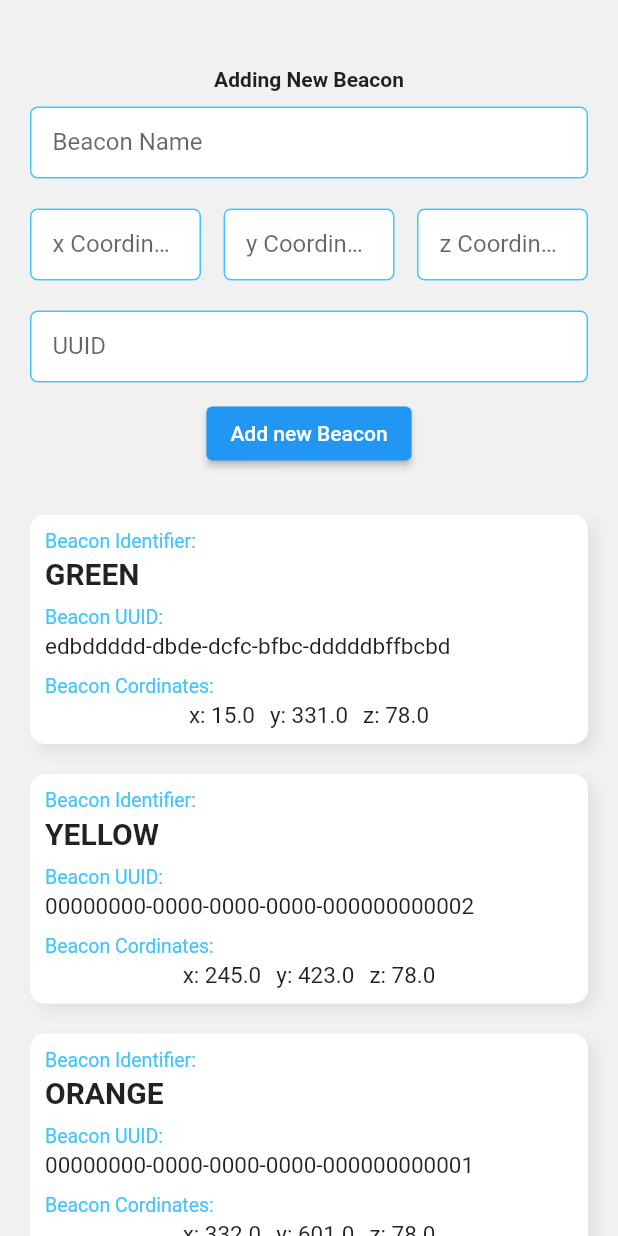
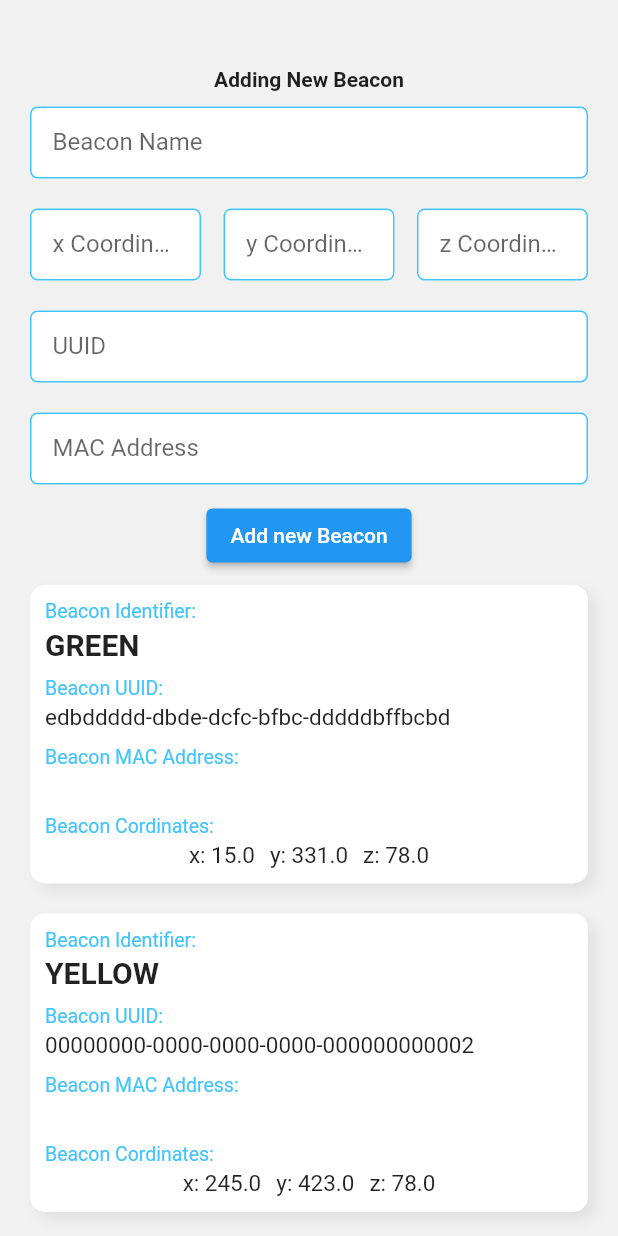
Before and after one commit to inventor97/location_via_BLE_app, a Flutter app: the screen it shows after launch, after a tap on "Start Scanning", after a tap on "Stop Scanning", after a tap on the "layers" icon, on a phone screen of 412 x 824 dp. Run offline on Flutter 3.47's test engine with Material 2 defaults, Android fonts, the phone set to English and light mode, and no system bars; our stand-ins replace flutter_compass, get, get_storage, logger, mask_text_input_formatter, permission_handler; missing offline and left inert: equations, flutter_beacon.

Commit message:
optimization code

```diff
--- a/lib/helpers/CustomMethod.dart
+++ b/lib/helpers/CustomMethod.dart
@@ -3,15 +3,18 @@ import 'dart:math';
 import 'package:equations/equations.dart';
 import 'package:flutter/services.dart';
 import 'package:flutter_beacon/flutter_beacon.dart';
+import 'package:get/get.dart';
 import 'package:location_via_ble_app/models/BeaconLocationModel.dart';
+import 'package:location_via_ble_app/services/StorageService.dart';
 import 'package:logger/logger.dart';
 import 'package:vector_math/vector_math_64.dart';
 
 import 'GeneralHelper.dart';
 
 class CustomMethod {
-  final double pxMetersCoeffisent = 0.4706;
+  final double pxMetersCoefficient = 0.4706;
   static const platform = MethodChannel('BEACONS');
+  static final storage = Get.find<StorageService>();
 
   static Future<Vector3> calculateLocation(List<Beacon> beacons, Beacon beacon) async {
     List<BeaconLocationModel> beaconLocations = GeneralHelper.getBeaconCoordinates(beacons);
@@ -30,15 +33,15 @@ class CustomMethod {
   static Vector3 calculateLeastNearing(Vector3 location, Beacon beacon) {
     double solution = 0.0;
     BeaconLocationModel nearestBeacon = BeaconLocationModel(
-        xCoordinate: BeaconLocationModel.beaconsCoordinates[beacon.macAddress]!.xCoordinate,
-        yCoordinate: BeaconLocationModel.beaconsCoordinates[beacon.macAddress]!.yCoordinate,
+        xCoordinate: storage.beacons.firstWhere((element) => element.macAddress == beacon.macAddress).xCoordinate,
+        yCoordinate: storage.beacons.firstWhere((element) => element.macAddress == beacon.macAddress).yCoordinate,
         zCoordinate: 0,
         distance: beacon.accuracy);
     double alpha = atan(((location.y - nearestBeacon.yCoordinate).abs()) / (location.x - nearestBeacon.xCoordinate).abs());
 
     // if (nearestBeacon.distance! >= 1) {
     final equation =
-    Quadratic.realEquation(a: (location.y - nearestBeacon.yCoordinate), b: (-1) * sin(alpha), c: (-1) * nearestBeacon.distance! * sin(alpha));
+        Quadratic.realEquation(a: (location.y - nearestBeacon.yCoordinate), b: (-1) * sin(alpha), c: (-1) * nearestBeacon.distance! * sin(alpha));
 
     for (final root in equation.solutions()) {
       if (root.real > 0) {
--- a/lib/models/BeaconLocationModel.dart
+++ b/lib/models/BeaconLocationModel.dart
@@ -11,10 +11,12 @@ class BeaconLocationModel {
     this.uuid,
     this.name,
     this.color,
+    this.macAddress,
   });
 
   final String? name;
   final String? uuid;
+  final String? macAddress;
   final double xCoordinate;
   final double yCoordinate;
   final double zCoordinate;
@@ -35,25 +37,24 @@ class BeaconLocationModel {
         yCoordinate: json["latitude"],
         zCoordinate: json["altitude"],
         distance: json["distance"],
+        macAddress: json['mac_address'],
       );
 
-
   Map<String, dynamic> toStorageJson() => {
-    "name" : name,
-    "uuid" : uuid,
+        "name": name,
+        "uuid": uuid,
         "longitude": xCoordinate,
         "latitude": yCoordinate,
         "altitude": zCoordinate,
-    "distance" : distance,
+        "distance": distance,
+        "mac_address": macAddress,
       };
-
 
   Map<String, dynamic> toJson() => {
         "longitude": xCoordinate,
         "latitude": yCoordinate,
         "altitude": zCoordinate,
       };
-
 
   static List<double> toDoubleArray(BeaconLocationModel beacon) {
     return [beacon.xCoordinate, beacon.yCoordinate, beacon.distance!];
@@ -88,78 +89,5 @@ class BeaconLocationModel {
     yCoordinate: 346,
     zCoordinate: 78,
   ),
-    // "D6:3A:3D:19:BE:DD": BeaconLocationModel(
-    //   name: "NEW_1",
-    //   uuid: "00000000-0000-0000-0000-000000000000",
-    //   xCoordinate: 5,
-    //   yCoordinate: 723,
-    //   zCoordinate: 78,
-    // ),
-    // "CF:E1:37:E3:F9:BF": BeaconLocationModel(
-    //   name: "NEW_2",
-    //   uuid: "01020304-0506-0708-090A-0B0C0D0EOF11",
-    //   xCoordinate: 421,
-    //   yCoordinate: 738,
-    //   zCoordinate: 78,
-    // ),
-    // "ED:90:C1:6E:7F:22": BeaconLocationModel(
-    //   name: "NEW_3",
-    //   uuid: "01020304-0506-0708-090A-0B0C0D0EOF09",
-    //   xCoordinate: 421,
-    //   yCoordinate: 434,
-    //   zCoordinate: 78,
-    // ),
 };
-
-  static List<BeaconLocationModel> testList = [
-    BeaconLocationModel(xCoordinate: 1, yCoordinate: 2, zCoordinate: 2, distance: pow(11, 1 / 2).toDouble()),
-    BeaconLocationModel(xCoordinate: 3, yCoordinate: 4, zCoordinate: 2, distance: pow(11, 1 / 2).toDouble()),
-    BeaconLocationModel(xCoordinate: 4, yCoordinate: 1, zCoordinate: 1, distance: pow(24, 1 / 2).toDouble()),
-    BeaconLocationModel(xCoordinate: 1, yCoordinate: 4, zCoordinate: 3, distance: pow(6, 1 / 2).toDouble()),
-    BeaconLocationModel(
-      xCoordinate: 2,
-      yCoordinate: 2,
-      zCoordinate: 4,
-      distance: pow(2, 1 / 2).toDouble(),
-    ),
-  ];
-
-  static List<BeaconLocationModel> test2 = [
-    BeaconLocationModel(
-      xCoordinate: 4,
-      yCoordinate: 4,
-      zCoordinate: 1,
-      distance: 3,
-    ),
-    BeaconLocationModel(
-      xCoordinate: 6,
-      yCoordinate: 11,
-      zCoordinate: 1,
-      distance: 5,
-    ),
-    BeaconLocationModel(
-      xCoordinate: 10,
-      yCoordinate: 14,
-      zCoordinate: 1,
-      distance: 7,
-    ),
-    BeaconLocationModel(
-      xCoordinate: 13,
-      yCoordinate: 9,
-      zCoordinate: 1,
-      distance: 6,
-    ),
-    BeaconLocationModel(
-      xCoordinate: 14,
-      yCoordinate: 5,
-      zCoordinate: 1,
-      distance: 6,
-    ),
-    BeaconLocationModel(
-      xCoordinate: 10,
-      yCoordinate: 2,
-      zCoordinate: 1,
-      distance: 3,
-    ),
-  ];
 }
--- a/lib/pages/beacon/controllers/controller.dart
+++ b/lib/pages/beacon/controllers/controller.dart
@@ -14,21 +14,24 @@ class BeaconController extends BaseController {
   final TextEditingController yCoordinate = TextEditingController();
   final TextEditingController zCoordinate = TextEditingController();
   final TextEditingController uuid = TextEditingController();
+  final TextEditingController mac = TextEditingController();
   var uuidMask = MaskTextInputFormatter(mask: '########-####-####-####-############', filter: {"#": RegExp(r'[0-9a-fA-F]')});
+  var macAddressMask = MaskTextInputFormatter(mask: '##:##:##:##:##:##', filter: {"#": RegExp(r'[0-9a-fA-F]')});
 
   final formKey = GlobalKey<FormState>();
 
   void addBeacon() {
-    if(formKey.currentState!.validate()) {
-      if(storage.beacons.every((p0) => p0.uuid != uuid.text)) {
+    if (formKey.currentState!.validate()) {
+      if (storage.beacons.every((p0) => p0.uuid != uuid.text)) {
         try {
           storage.beacons.add(BeaconLocationModel(
-            name: beaconName.text,
-            xCoordinate: double.parse(xCoordinate.text),
-            yCoordinate: double.parse(yCoordinate.text),
-            zCoordinate: double.parse(zCoordinate.text),
-            uuid: uuid.text,
-          ));
+              name: beaconName.text,
+              xCoordinate: double.parse(xCoordinate.text),
+              yCoordinate: double.parse(yCoordinate.text),
+              zCoordinate: double.parse(zCoordinate.text),
+              uuid: uuid.text,
+              macAddress: mac.text,
+          ),);
         } catch (e) {
           Get.snackbar("Error", e.toString());
         } finally {
@@ -37,6 +40,7 @@ class BeaconController extends BaseController {
           yCoordinate.text = "";
           zCoordinate.text = "";
           uuid.text = "";
+          mac.text = "";
           storage.saveBeacons();
         }
       } else {
@@ -52,6 +56,7 @@ class BeaconController extends BaseController {
     yCoordinate.text = beacon.yCoordinate.toString();
     zCoordinate.text = beacon.zCoordinate.toString();
     uuid.text = beacon.uuid ?? "";
+    mac.text = beacon.macAddress ?? "";
   }
 
   String? validate(String? value) {
@@ -71,4 +76,14 @@ class BeaconController extends BaseController {
       return 'invalid uuid';
     }
   }
+
+  String? validateMAC(String? value) {
+    if (value == null || value.isEmpty) {
+      return 'required field';
+    } else if (RegExp(r'^([0-9A-Fa-f]{2}[:-]){5}([0-9A-Fa-f]{2})$').hasMatch(value)) {
+      return null;
+    } else {
+      return 'invalid mac';
+    }
+  }
 }
--- a/lib/pages/beacon/views/_beaconListTile.dart
+++ b/lib/pages/beacon/views/_beaconListTile.dart
@@ -66,6 +66,10 @@ class BeaconListTile extends StatelessWidget {
             const SizedBox(height: 3),
             Text(beacon.uuid ?? "", style: const TextStyle(fontSize: 15)),
             const SizedBox(height: 10),
+            const Text("Beacon MAC Address:", style: TextStyle(fontSize: 13, color: Colors.lightBlueAccent)),
+            const SizedBox(height: 3),
+            Text(beacon.macAddress ?? "", style: const TextStyle(fontSize: 15)),
+            const SizedBox(height: 10),
             const Text("Beacon Cordinates:", style: TextStyle(fontSize: 13, color: Colors.lightBlueAccent)),
             const SizedBox(height: 3),
             Row(
--- a/lib/pages/beacon/views/_editBeacon.dart
+++ b/lib/pages/beacon/views/_editBeacon.dart
@@ -60,6 +60,13 @@ class EditBeacon extends StatelessWidget with PreferredSizeWidget {
               inputFormatters: [controller.uuidMask],
               textCapitalization: TextCapitalization.characters,
             ),
+            CustomInput(
+              labelText: "MAC Address",
+              validator: controller.validateMAC,
+              controller: controller.mac,
+              inputFormatters: [controller.macAddressMask],
+              textCapitalization: TextCapitalization.characters,
+            ),
             ElevatedButton(
               onPressed: controller.addBeacon,
               child: const Text("Add new Beacon"),
@@ -71,5 +78,5 @@ class EditBeacon extends StatelessWidget with PreferredSizeWidget {
   }
 
   @override
-  Size get preferredSize => const Size.fromHeight(358);
+  Size get preferredSize => const Size.fromHeight(380);
 }
--- a/lib/pages/home/views/view.dart
+++ b/lib/pages/home/views/view.dart
@@ -30,19 +30,19 @@ class HomePage extends GetView<HomeController> {
               ),
             ),
             AnimatedRotatableContainer(
-              // angle: 180 - (controller.direction.value - controller.angleByNorth),
-              angle: 0,
+              angle: 180 - (controller.direction.value - controller.angleByNorth),
+              // angle: 0,
               child: SizedBox(
                 width: MediaQuery.of(context).size.width,
                 height: MediaQuery.of(context).size.height,
                 child: Stack(
                   children: [
-                    Positioned(
-                      // duration: const Duration(milliseconds: 500),
-                      bottom: 0,
-                      left: 0,
-                      // bottom: controller.yCoordinate > 0 ? (MediaQuery.of(context).size.height * 0.48) - controller.yCoordinate.value : 0,
-                      // left: controller.xCoordinate > 0 ? (MediaQuery.of(context).size.width * 0.48) - controller.xCoordinate.value : 0,
+                    AnimatedPositioned(
+                      duration: const Duration(milliseconds: 500),
+                      // bottom: 0,
+                      // left: 0,
+                      bottom: controller.yCoordinate > 0 ? (MediaQuery.of(context).size.height * 0.48) - controller.yCoordinate.value : 0,
+                      left: controller.xCoordinate > 0 ? (MediaQuery.of(context).size.width * 0.48) - controller.xCoordinate.value : 0,
                       child: SizedBox(
                         width: MediaQuery.of(context).size.width,
                         height: MediaQuery.of(context).size.height,
@@ -51,8 +51,8 @@ class HomePage extends GetView<HomeController> {
                             ...controller.storage.beacons
                                 .map(
                                   (e) => Positioned(
-                                    bottom: controller.startYCoordinate + (e.yCoordinate * controller.pxMetersCoeffisent),
-                                    left: controller.startXCoordinate + (e.xCoordinate * controller.pxMetersCoeffisent),
+                                    bottom: controller.startYCoordinate + (e.yCoordinate * controller.pxMetersCoefficient),
+                                    left: controller.startXCoordinate + (e.xCoordinate * controller.pxMetersCoefficient),
                                     child: BeaconItem(
                                       color: e.color ?? Colors.lightBlueAccent,
                                       distance: e.distance ?? 0.0,
@@ -68,12 +68,12 @@ class HomePage extends GetView<HomeController> {
                 ),
               ),
             ),
-            AnimatedPositioned(
-              duration: const Duration(milliseconds: 500),
-              // bottom: MediaQuery.of(context).size.height * 0.48,
-              // left: MediaQuery.of(context).size.width * 0.48,
-              bottom: controller.yCoordinate.value ,
-              left:  controller.xCoordinate.value,
+            Positioned(
+              // duration: const Duration(milliseconds: 500),
+              bottom: MediaQuery.of(context).size.height * 0.48,
+              left: MediaQuery.of(context).size.width * 0.48,
+              // bottom: controller.yCoordinate.value,
+              // left:  controller.xCoordinate.value,
               child: const BeaconItem(
                 color: Colors.black,
                 radius: 28,
@@ -140,10 +140,6 @@ class HomePage extends GetView<HomeController> {
               child: ElevatedButton(
                 onPressed: () {
                   controller.isScanning.value ? controller.pauseScanBeacon() : controller.initScanBeacon();
-                  // controller.initSensors();
-                  // controller.initBlueScanning();
-                  // Logger().w("${MediaQuery.of(context).size.height * 0.48} ${MediaQuery.of(context).size.width * 0.48}");
-                  // CustomMethod.calculateLeastNearing(math.Vector3(9, 1, 0), BeaconLocationModel(xCoordinate: 4, yCoordinate: 5, zCoordinate: 0, distance: 3));
                 },
                 child: controller.isScanning.value ? const Text("Stop Scanning") : const Text("Start Scanning"),
               ),
```
Also changed, not shown: lib/helpers/GeneralHelper.dart (+7 -5 lines), lib/pages/home/controllers/controller.dart (+3 -40 lines). Lines whose indentation alone changed are shown as unchanged.
